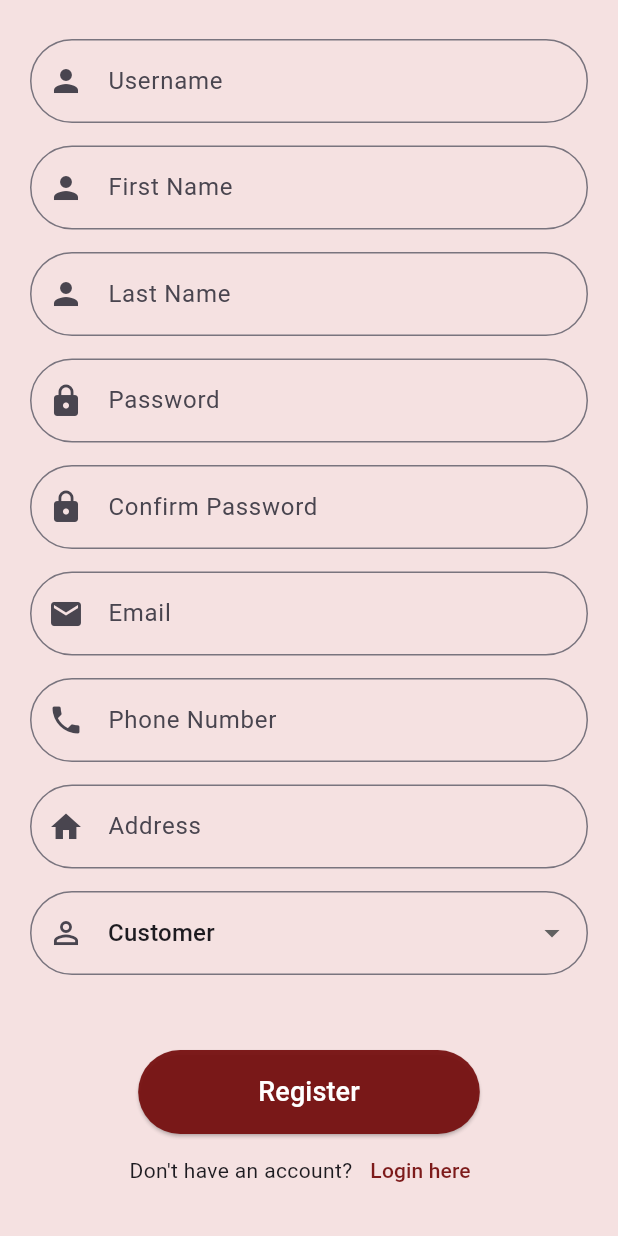
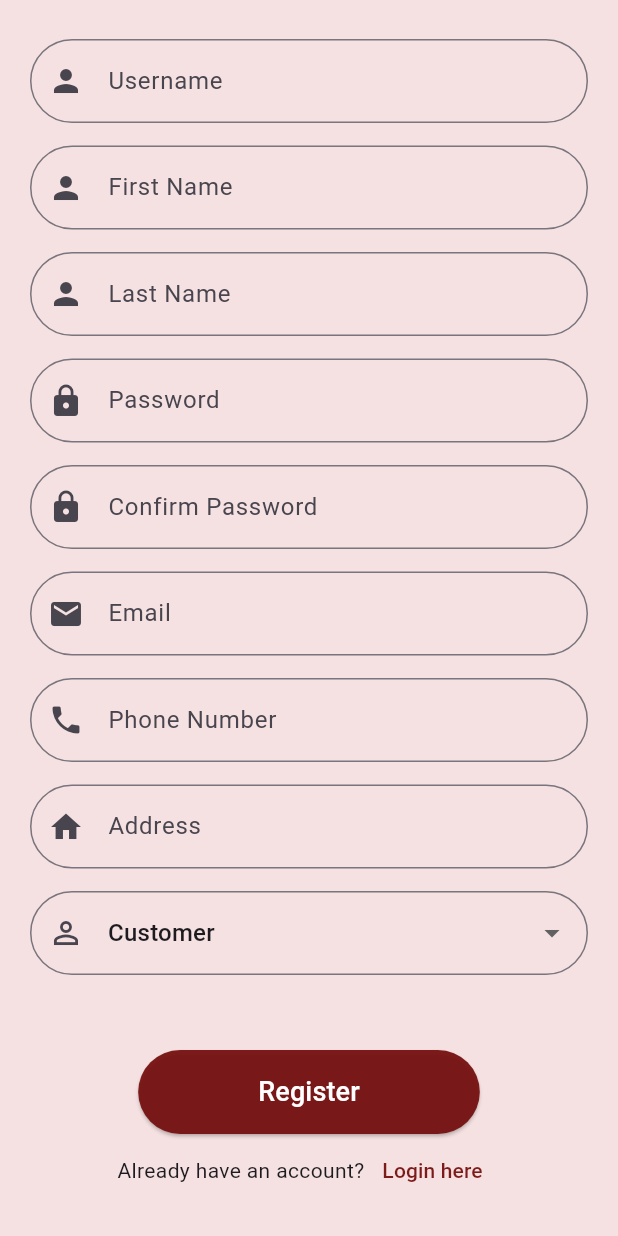
Before and after one commit to Dipesh246/Emergency_response_system, a Flutter app: the RegisterScreen screen opened by its route, scrolled down 164 dp, on a phone screen of 412 x 824 dp. Run offline on Flutter 3.47's test engine with Material 3 defaults, Android fonts, the light colour scheme and no system bars; our stand-ins replace flutter_map, geolocator, latlong2, permission_handler, shared_preferences; accounts and stored records are empty.

Commit message:
register update

```diff
--- a/emergency_response_system/lib/screens/register_screen.dart
+++ b/emergency_response_system/lib/screens/register_screen.dart
@@ -232,7 +232,7 @@ class _RegisterScreenState extends State<RegisterScreen> {
               Row(
                 mainAxisAlignment: MainAxisAlignment.center,
                 children: [
-                  Text("Don't have an account?"),
+                  Text("Already have an account?"),
                   TextButton(
                     onPressed: () {
                       Navigator.pushNamed(context, '/login');
```
